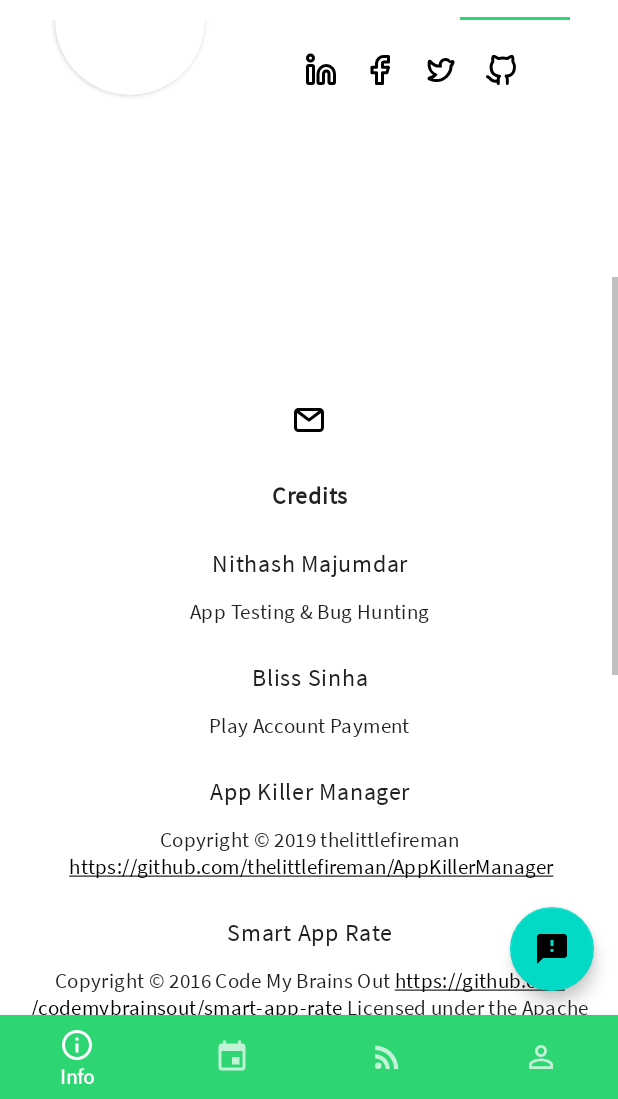
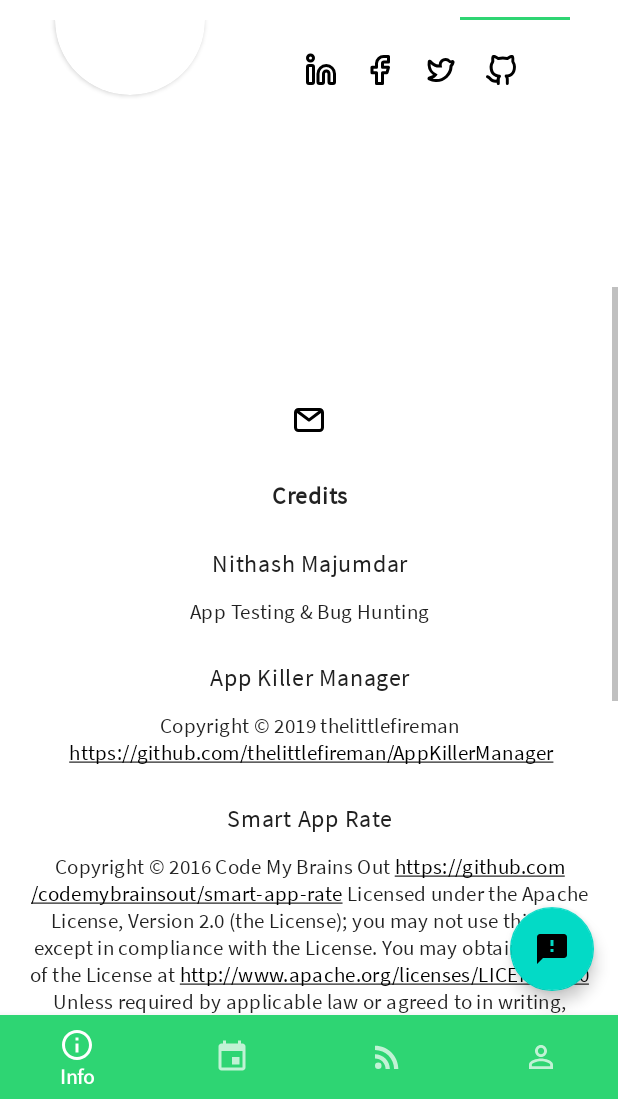
Before and after one commit to aksh1618/Bitotsav-19, an Android app: the screen it shows after launch (HomeActivity), tab 3 chosen, scrolled down 464 dp, on a phone screen of 412 x 824 dp, the part 137-1236 px from its top. Run offline under Robolectric (Android 15) with nearby library versions, the phone set to English and light mode, and no system bars; our stand-ins replace Room's generated code, data binding, navigation-ui; libraries missing offline, so code that uses them is left out: com.codemybrainsout.ratingdialog, com.jakewharton.retrofit2, com.thelittlefireman.appkillermanager; 24 statements that could not run were skipped.

```diff
--- a/app/src/main/java/in/bitotsav/events/ui/EventViewModel.kt
+++ b/app/src/main/java/in/bitotsav/events/ui/EventViewModel.kt
@@ -2,7 +2,6 @@ package `in`.bitotsav.events.ui
 
 import `in`.bitotsav.events.data.Event
 import `in`.bitotsav.events.data.EventRepository
-import `in`.bitotsav.events.utils.Member
 import `in`.bitotsav.events.utils.deregisterForEventAsync
 import `in`.bitotsav.events.utils.registerForEventAsync
 import `in`.bitotsav.profile.CurrentUser
@@ -13,12 +12,12 @@ import `in`.bitotsav.shared.ui.BaseViewModel
 import `in`.bitotsav.shared.utils.onFalse
 import `in`.bitotsav.shared.utils.onTrue
 import `in`.bitotsav.shared.utils.or
+import `in`.bitotsav.teams.data.Member
 import `in`.bitotsav.teams.data.RegistrationMember
 import android.util.Log
 import androidx.lifecycle.MutableLiveData
 import kotlinx.coroutines.launch
 import kotlinx.coroutines.runBlocking
-import kotlinx.coroutines.withContext
 import java.net.SocketTimeoutException
 import java.net.UnknownHostException
 
--- a/app/src/main/java/in/bitotsav/events/utils/EventRegistrationUtils.kt
+++ b/app/src/main/java/in/bitotsav/events/utils/EventRegistrationUtils.kt
@@ -1,6 +1,7 @@
 package `in`.bitotsav.events.utils
 
 import `in`.bitotsav.teams.api.TeamRegistrationService
+import `in`.bitotsav.teams.data.Member
 import android.util.Log
 import com.google.gson.Gson
 import kotlinx.coroutines.CoroutineScope
@@ -8,8 +9,6 @@ import kotlinx.coroutines.Dispatchers
 import kotlinx.coroutines.async
 
 private const val TAG = "EventRegistrationUtils"
-
-data class Member(val memberId: String, val memberEmail: String)
 
 //POST - /eventRegistration - headers: {token:"Authorization <token_value>"}
 // - body: {members[] {memberId, memberEmail}, eventId, leaderId}
@@ -29,6 +28,7 @@ fun registerForEventAsync(
         "leaderId" to bitotsavId,
         "members" to Gson().toJson(members)
     )
+    Log.d(TAG, body.toString())
     val authHeaderValue = "Authorization $authToken"
     val request = TeamRegistrationService.api.registerForEventAsync(authHeaderValue, body)
     val response = request.await()
--- a/app/src/main/java/in/bitotsav/teams/data/RegistrationMember.kt
+++ b/app/src/main/java/in/bitotsav/teams/data/RegistrationMember.kt
@@ -28,5 +28,3 @@ class RegistrationMember(val index: Int, id: String = "", email: String = "") {
     )
 
 }
-
-data class Member(val memberId: String, val memberEmail: String)
--- a/app/src/main/res/layout/fragment_info_page_about.xml
+++ b/app/src/main/res/layout/fragment_info_page_about.xml
@@ -179,28 +179,28 @@
                 android:text="@string/info_about_credit1_role"
                 android:textAppearance="@style/TextAppearance.Bitotsav.Body2" />
 
-            <TextView
-                android:id="@+id/credit2Name"
-                android:layout_width="match_parent"
-                android:layout_height="wrap_content"
-                android:paddingStart="16dp"
-                android:paddingTop="12dp"
-                android:paddingEnd="16dp"
-                android:paddingBottom="12dp"
-                android:textAlignment="center"
-                android:text="@string/info_about_credit2_name"
-                android:textAppearance="@style/TextAppearance.Bitotsav.Body1" />
+            <!--<TextView-->
+            <!--android:id="@+id/credit2Name"-->
+            <!--android:layout_width="match_parent"-->
+            <!--android:layout_height="wrap_content"-->
+            <!--android:paddingStart="16dp"-->
+            <!--android:paddingTop="12dp"-->
+            <!--android:paddingEnd="16dp"-->
+            <!--android:paddingBottom="12dp"-->
+            <!--android:textAlignment="center"-->
+            <!--android:text="@string/info_about_credit2_name"-->
+            <!--android:textAppearance="@style/TextAppearance.Bitotsav.Body1" />-->
 
-            <TextView
-                android:id="@+id/credit2Role"
-                android:layout_width="match_parent"
-                android:layout_height="wrap_content"
-                android:paddingStart="16dp"
-                android:paddingEnd="16dp"
-                android:paddingBottom="12dp"
-                android:textAlignment="center"
-                android:text="@string/info_about_credit2_role"
-                android:textAppearance="@style/TextAppearance.Bitotsav.Body2" />
+            <!--<TextView-->
+            <!--android:id="@+id/credit2Role"-->
+            <!--android:layout_width="match_parent"-->
+            <!--android:layout_height="wrap_content"-->
+            <!--android:paddingStart="16dp"-->
+            <!--android:paddingEnd="16dp"-->
+            <!--android:paddingBottom="12dp"-->
+            <!--android:textAlignment="center"-->
+            <!--android:text="@string/info_about_credit2_role"-->
+            <!--android:textAppearance="@style/TextAppearance.Bitotsav.Body2" />-->
 
             <TextView
                 android:id="@+id/credit3Name"
--- a/app/src/main/res/values/strings.xml
+++ b/app/src/main/res/values/strings.xml
@@ -1,6 +1,6 @@
 <resources>
     <string name="app_name">Bitotsav \'19</string>
-    <string name="app_version">1.0.1</string>
+    <string name="app_version">1.0.2</string>
     <string name="app_url_play_store">https://play.google.com/store/apps/details?id=in.bitotsav</string>
 
     <!--Images Content Descriptions-->
```
Also changed, not shown: app/build.gradle (+6 -2 lines), app/src/main/java/in/bitotsav/teams/data/Member.kt (added, +7 -0 lines).
